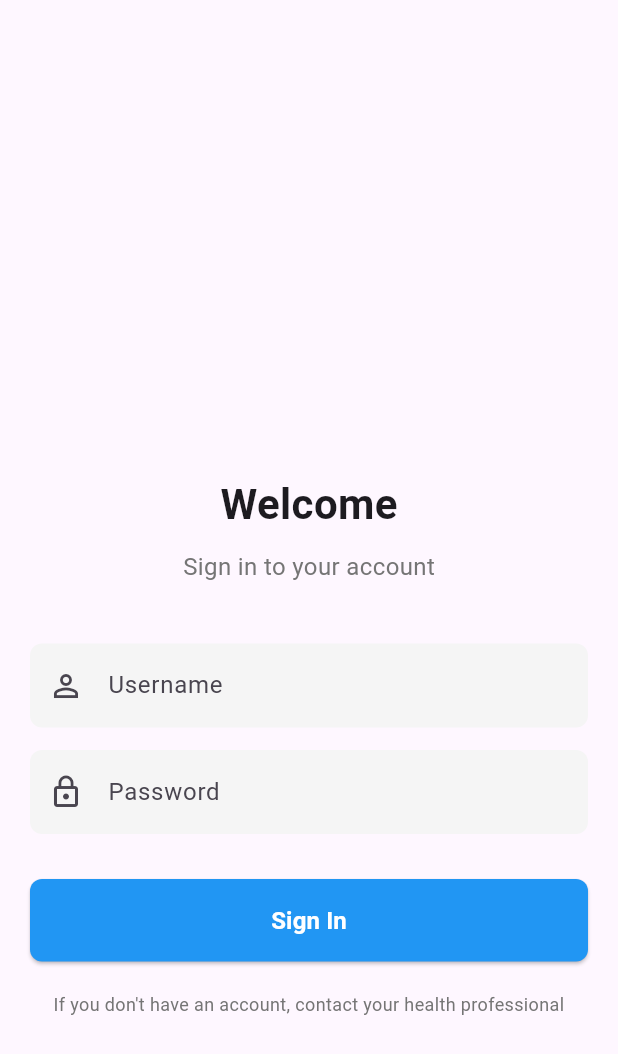
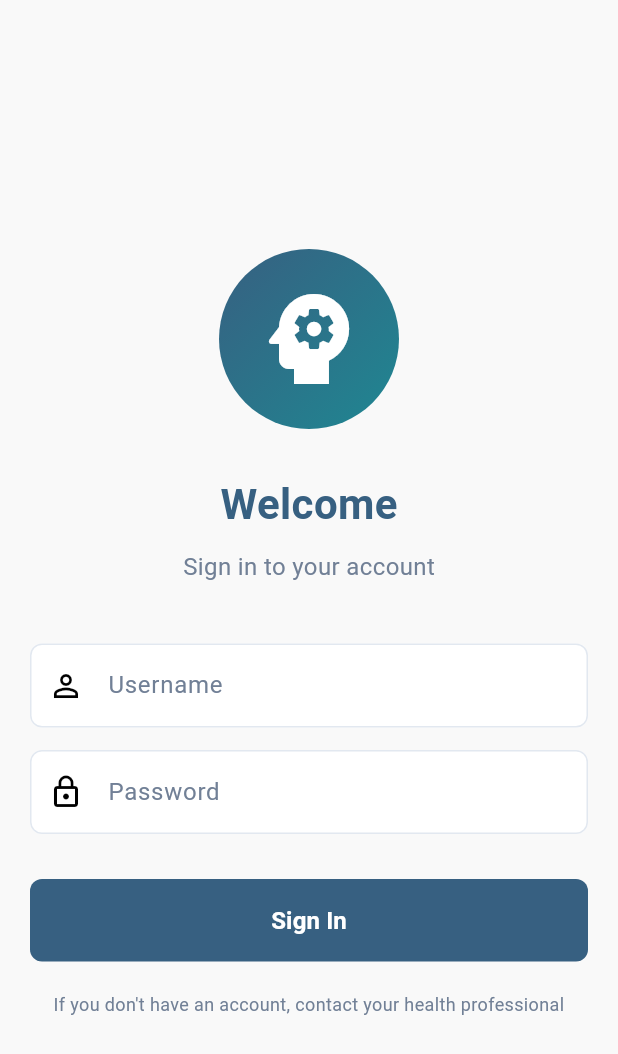
Before and after one commit to Mobile-Dev-upc/psymed-flutter, a Flutter app: the screen it shows after launch, on a phone screen of 412 x 824 dp. Shown: the top 1054 px of the screen. Run offline on Flutter 3.47's test engine with Material 3 defaults, Android fonts, the phone set to English and light mode, and no system bars; our stand-ins replace fl_chart; accounts and stored records are empty.

Commit message:
refactor: implement app color palette and update theme across screens

```diff
--- /dev/null
+++ b/lib/core/theme/app_colors.dart
@@ -0,0 +1,51 @@
+// lib/core/theme/app_colors.dart
+import 'package:flutter/material.dart';
+
+/// App color palette
+/// Ordered from darkest to lightest
+class AppColors {
+  // Primary color palette (darkest to lightest)
+  static const Color primary = Color(0xFF376081);      // Darkest
+  static const Color primaryMediumDark = Color(0xFF216B83);
+  static const Color primaryMedium = Color(0xFF1F8792);
+  static const Color primaryMediumLight = Color(0xFF45B5A9);
+  static const Color primaryLight = Color(0xFF8FF7C6); // Lightest
+
+  // Background colors
+  static const Color background = Color(0xFFF9F9F9);
+  static const Color cardBackground = Colors.white;
+
+  // Gradient combinations
+  static LinearGradient get primaryGradient => const LinearGradient(
+    colors: [primary, primaryMedium],
+    begin: Alignment.topLeft,
+    end: Alignment.bottomRight,
+  );
+
+  static LinearGradient get accentGradient => const LinearGradient(
+    colors: [primaryMedium, primaryMediumLight],
+    begin: Alignment.topLeft,
+    end: Alignment.bottomRight,
+  );
+
+  static LinearGradient get lightGradient => const LinearGradient(
+    colors: [primaryMediumLight, primaryLight],
+    begin: Alignment.topLeft,
+    end: Alignment.bottomRight,
+  );
+
+  // Text colors
+  static const Color textPrimary = Color(0xFF2D3748);
+  static const Color textSecondary = Color(0xFF718096);
+  static const Color textLight = Color(0xFFA0AEC0);
+
+  // Status colors
+  static const Color success = Color(0xFF48BB78);
+  static const Color error = Color(0xFFF56565);
+  static const Color warning = Color(0xFFED8936);
+  static const Color info = primaryMedium;
+
+  // Utility colors
+  static Color get shadowColor => primary.withOpacity(0.15);
+  static Color get dividerColor => const Color(0xFFE2E8F0);
+}
--- /dev/null
+++ b/lib/core/theme/app_theme.dart
@@ -0,0 +1,157 @@
+// lib/core/theme/app_theme.dart
+import 'package:flutter/material.dart';
+import 'app_colors.dart';
+
+class AppTheme {
+  static ThemeData get lightTheme {
+    return ThemeData(
+      useMaterial3: true,
+      colorScheme: ColorScheme.light(
+        primary: AppColors.primary,
+        secondary: AppColors.primaryMedium,
+        tertiary: AppColors.primaryMediumLight,
+        surface: AppColors.cardBackground,
+        error: AppColors.error,
+      ),
+      scaffoldBackgroundColor: AppColors.background,
+
+      // AppBar Theme
+      appBarTheme: const AppBarTheme(
+        backgroundColor: AppColors.cardBackground,
+        foregroundColor: AppColors.primary,
+        elevation: 0,
+        centerTitle: false,
+        titleTextStyle: TextStyle(
+          color: AppColors.primary,
+          fontSize: 20,
+          fontWeight: FontWeight.bold,
+        ),
+        iconTheme: IconThemeData(color: AppColors.primary),
+      ),
+
+      // Card Theme
+      cardTheme: CardThemeData(
+        color: AppColors.cardBackground,
+        elevation: 2,
+        shadowColor: AppColors.shadowColor,
+        shape: RoundedRectangleBorder(
+          borderRadius: BorderRadius.circular(12),
+        ),
+      ),
+
+      // Elevated Button Theme
+      elevatedButtonTheme: ElevatedButtonThemeData(
+        style: ElevatedButton.styleFrom(
+          backgroundColor: AppColors.primary,
+          foregroundColor: Colors.white,
+          elevation: 0,
+          padding: const EdgeInsets.symmetric(horizontal: 24, vertical: 12),
+          shape: RoundedRectangleBorder(
+            borderRadius: BorderRadius.circular(8),
+          ),
+        ),
+      ),
+
+      // Text Button Theme
+      textButtonTheme: TextButtonThemeData(
+        style: TextButton.styleFrom(
+          foregroundColor: AppColors.primary,
+        ),
+      ),
+
+      // Input Decoration Theme
+      inputDecorationTheme: InputDecorationTheme(
+        filled: true,
+        fillColor: AppColors.cardBackground,
+        border: OutlineInputBorder(
+          borderRadius: BorderRadius.circular(8),
+          borderSide: BorderSide(color: AppColors.dividerColor),
+        ),
+        enabledBorder: OutlineInputBorder(
+          borderRadius: BorderRadius.circular(8),
+          borderSide: BorderSide(color: AppColors.dividerColor),
+        ),
+        focusedBorder: OutlineInputBorder(
+          borderRadius: BorderRadius.circular(8),
+          borderSide: const BorderSide(color: AppColors.primary, width: 2),
+        ),
+        errorBorder: OutlineInputBorder(
+          borderRadius: BorderRadius.circular(8),
+          borderSide: const BorderSide(color: AppColors.error, width: 1),
+        ),
+        labelStyle: const TextStyle(color: AppColors.textSecondary),
+        hintStyle: const TextStyle(color: AppColors.textLight),
+      ),
+
+      // Bottom Navigation Bar Theme
+      bottomNavigationBarTheme: const BottomNavigationBarThemeData(
+        selectedItemColor: AppColors.primary,
+        unselectedItemColor: AppColors.textLight,
+        type: BottomNavigationBarType.fixed,
+        elevation: 8,
+      ),
+
+      // Progress Indicator Theme
+      progressIndicatorTheme: const ProgressIndicatorThemeData(
+        color: AppColors.primary,
+      ),
+
+      // Text Theme
+      textTheme: const TextTheme(
+        displayLarge: TextStyle(
+          color: AppColors.textPrimary,
+          fontWeight: FontWeight.bold,
+        ),
+        displayMedium: TextStyle(
+          color: AppColors.textPrimary,
+          fontWeight: FontWeight.bold,
+        ),
+        displaySmall: TextStyle(
+          color: AppColors.textPrimary,
+          fontWeight: FontWeight.bold,
+        ),
+        headlineLarge: TextStyle(
+          color: AppColors.textPrimary,
+          fontWeight: FontWeight.bold,
+        ),
+        headlineMedium: TextStyle(
+          color: AppColors.textPrimary,
+          fontWeight: FontWeight.bold,
+        ),
+        headlineSmall: TextStyle(
+          color: AppColors.textPrimary,
+          fontWeight: FontWeight.bold,
+        ),
+        titleLarge: TextStyle(
+          color: AppColors.textPrimary,
+          fontWeight: FontWeight.w600,
+        ),
+        titleMedium: TextStyle(
+          color: AppColors.textPrimary,
+          fontWeight: FontWeight.w600,
+        ),
+        titleSmall: TextStyle(
+          color: AppColors.textPrimary,
+          fontWeight: FontWeight.w600,
+        ),
+        bodyLarge: TextStyle(color: AppColors.textPrimary),
+        bodyMedium: TextStyle(color: AppColors.textPrimary),
+        bodySmall: TextStyle(color: AppColors.textSecondary),
+        labelLarge: TextStyle(color: AppColors.textPrimary),
+        labelMedium: TextStyle(color: AppColors.textSecondary),
+        labelSmall: TextStyle(color: AppColors.textLight),
+      ),
+
+      // Divider Theme
+      dividerTheme: DividerThemeData(
+        color: AppColors.dividerColor,
+        thickness: 1,
+      ),
+
+      // Icon Theme
+      iconTheme: const IconThemeData(
+        color: AppColors.primary,
+      ),
+    );
+  }
+}
--- a/lib/main.dart
+++ b/lib/main.dart
@@ -9,6 +9,7 @@ import 'package:trying_flutter/providers/task_provider.dart';
 import 'package:trying_flutter/providers/analytics_provider.dart';
 import 'providers/auth_provider.dart';
 import 'screens/login_screen.dart';
+import 'core/theme/app_theme.dart';
 
 void main() {
   runApp(const MyApp());
@@ -29,32 +30,9 @@ class MyApp extends StatelessWidget {
         ChangeNotifierProvider(create: (_) => AnalyticsProvider()),
       ],
       child: MaterialApp(
-        title: 'Mental Health App',
+        title: 'PsyMed',
         debugShowCheckedModeBanner: false,
-        theme: ThemeData(
-          primarySwatch: Colors.blue,
-          useMaterial3: true,
-          inputDecorationTheme: InputDecorationTheme(
-            filled: true,
-            fillColor: Colors.grey[100],
-            border: OutlineInputBorder(
-              borderRadius: BorderRadius.circular(8),
-              borderSide: BorderSide.none,
-            ),
-            enabledBorder: OutlineInputBorder(
-              borderRadius: BorderRadius.circular(8),
-              borderSide: BorderSide.none,
-            ),
-            focusedBorder: OutlineInputBorder(
-              borderRadius: BorderRadius.circular(8),
-              borderSide: const BorderSide(color: Colors.blue, width: 2),
-            ),
-            errorBorder: OutlineInputBorder(
-              borderRadius: BorderRadius.circular(8),
-              borderSide: const BorderSide(color: Colors.red, width: 1),
-            ),
-          ),
-        ),
+        theme: AppTheme.lightTheme,
         home: const LoginScreen(),
       ),
     );
--- a/lib/screens/analytics_screen.dart
+++ b/lib/screens/analytics_screen.dart
@@ -6,6 +6,7 @@ import '../providers/analytics_provider.dart';
 import '../providers/auth_provider.dart';
 import '../models/mood_state_model.dart';
 import '../models/biological_functions_model.dart';
+import '../core/theme/app_colors.dart';
 
 class AnalyticsScreen extends StatefulWidget {
   const AnalyticsScreen({super.key});
@@ -95,7 +96,7 @@ class _AnalyticsScreenState extends State<AnalyticsScreen> with SingleTickerProv
       builder: (context, analyticsProvider, child) {
         if (analyticsProvider.isLoading) {
           return Scaffold(
-            backgroundColor: Colors.grey[100],
+            backgroundColor: AppColors.background,
             body: const Center(child: CircularProgressIndicator()),
           );
         }
--- a/lib/screens/appointments_screen.dart
+++ b/lib/screens/appointments_screen.dart
@@ -5,6 +5,7 @@ import 'package:intl/intl.dart';
 import 'package:trying_flutter/models/session_model.dart';
 import '../providers/auth_provider.dart';
 import '../providers/session_provider.dart';
+import '../core/theme/app_colors.dart';
 
 class AppointmentsScreen extends StatefulWidget {
   const AppointmentsScreen({super.key});
@@ -57,7 +58,7 @@ class _AppointmentsScreenState extends State<AppointmentsScreen> {
       builder: (context, sessionProvider, child) {
         if (sessionProvider.isLoading) {
           return Scaffold(
-            backgroundColor: Colors.grey[100],
+            backgroundColor: AppColors.background,
             body: const Center(
               child: CircularProgressIndicator(),
             ),
@@ -66,7 +67,7 @@ class _AppointmentsScreenState extends State<AppointmentsScreen> {
 
         if (sessionProvider.errorMessage != null) {
           return Scaffold(
-            backgroundColor: Colors.grey[100],
+            backgroundColor: AppColors.background,
             body: Center(
               child: Padding(
                 padding: const EdgeInsets.all(20.0),
@@ -108,7 +109,7 @@ class _AppointmentsScreenState extends State<AppointmentsScreen> {
 
         if (!sessionProvider.hasSessions) {
           return Scaffold(
-            backgroundColor: Colors.grey[100],
+            backgroundColor: AppColors.background,
             body: Center(
               child: Padding(
                 padding: const EdgeInsets.all(20.0),
--- a/lib/screens/health_screen.dart
+++ b/lib/screens/health_screen.dart
@@ -4,6 +4,7 @@ import 'package:provider/provider.dart';
 import 'package:intl/intl.dart';
 import '../providers/auth_provider.dart';
 import '../providers/patient_report_provider.dart';
+import '../core/theme/app_colors.dart';
 
 class HealthScreen extends StatefulWidget {
   const HealthScreen({super.key});
@@ -159,7 +160,7 @@ class _HealthScreenState extends State<HealthScreen> {
         final hasReportedToday = reportProvider.hasReportedToday();
 
         return Scaffold(
-          backgroundColor: Colors.grey[100],
+          backgroundColor: AppColors.background,
           body: SingleChildScrollView(
             padding: const EdgeInsets.all(20),
             child: Column(
--- a/lib/screens/home_screen.dart
+++ b/lib/screens/home_screen.dart
@@ -1,4 +1,5 @@
 import 'package:flutter/material.dart';
+import '../core/theme/app_colors.dart';
 import 'appointments_screen.dart';
 import 'health_screen.dart';
 import 'medication_screen.dart';
@@ -43,10 +44,13 @@ class _HomeScreenState extends State<HomeScreen> {
       appBar: AppBar(
         title: Text(
           _getTitle(),
-          style: const TextStyle(fontWeight: FontWeight.bold),
+          style: const TextStyle(
+            fontWeight: FontWeight.bold,
+            color: AppColors.primary,
+          ),
         ),
-        backgroundColor: Colors.white,
-        foregroundColor: Colors.black,
+        backgroundColor: AppColors.cardBackground,
+        foregroundColor: AppColors.primary,
         elevation: 0,
         actions: [
           IconButton(
@@ -61,9 +65,11 @@ class _HomeScreenState extends State<HomeScreen> {
       bottomNavigationBar: BottomNavigationBar(
         currentIndex: _selectedIndex,
         onTap: _onItemTapped,
-        selectedItemColor: Colors.black,
-        unselectedItemColor: Colors.grey,
+        selectedItemColor: AppColors.primary,
+        unselectedItemColor: AppColors.textLight,
+        backgroundColor: AppColors.cardBackground,
         type: BottomNavigationBarType.fixed,
+        elevation: 8,
         items: const [
           BottomNavigationBarItem(
             icon: Icon(Icons.calendar_today),
--- a/lib/screens/login_screen.dart
+++ b/lib/screens/login_screen.dart
@@ -2,6 +2,7 @@
 import 'package:flutter/material.dart';
 import 'package:provider/provider.dart';
 import '../providers/auth_provider.dart';
+import '../core/theme/app_colors.dart';
 import 'home_screen.dart';
 
 class LoginScreen extends StatefulWidget {
@@ -51,6 +52,7 @@ class _LoginScreenState extends State<LoginScreen> {
   @override
   Widget build(BuildContext context) {
     return Scaffold(
+      backgroundColor: AppColors.background,
       body: SafeArea(
         child: Padding(
           padding: const EdgeInsets.all(20.0),
@@ -60,11 +62,18 @@ class _LoginScreenState extends State<LoginScreen> {
               mainAxisAlignment: MainAxisAlignment.center,
               children: [
                 const SizedBox(height: 20),
-                const Center(
-                  child: CircleAvatar(
-                    radius: 60,
-                    backgroundImage: AssetImage('assets/logo.png'),
-                    backgroundColor: Colors.transparent,
+                Center(
+                  child: Container(
+                    padding: const EdgeInsets.all(20),
+                    decoration: BoxDecoration(
+                      shape: BoxShape.circle,
+                      gradient: AppColors.primaryGradient,
+                    ),
+                    child: const Icon(
+                      Icons.psychology,
+                      size: 80,
+                      color: Colors.white,
+                    ),
                   ),
                 ),
                 const SizedBox(height: 30),
@@ -73,14 +82,15 @@ class _LoginScreenState extends State<LoginScreen> {
                   style: TextStyle(
                     fontSize: 28,
                     fontWeight: FontWeight.bold,
+                    color: AppColors.primary,
                   ),
                 ),
                 const SizedBox(height: 10),
-                Text(
+                const Text(
                   "Sign in to your account",
                   style: TextStyle(
                     fontSize: 16,
-                    color: Colors.grey[600],
+                    color: AppColors.textSecondary,
                   ),
                 ),
                 const SizedBox(height: 40),
@@ -123,10 +133,7 @@ class _LoginScreenState extends State<LoginScreen> {
                       width: double.infinity,
                       child: ElevatedButton(
                         style: ElevatedButton.styleFrom(
-                          backgroundColor: Colors.blue,
-                          shape: RoundedRectangleBorder(
-                            borderRadius: BorderRadius.circular(8),
-                          ),
+                          backgroundColor: AppColors.primary,
                           padding: const EdgeInsets.symmetric(vertical: 16),
                         ),
                         onPressed: authProvider.isLoading ? null : _handleLogin,
@@ -152,11 +159,11 @@ class _LoginScreenState extends State<LoginScreen> {
                   },
                 ),
                 const SizedBox(height: 20),
-                Text(
+                const Text(
                   "If you don't have an account, contact your health professional",
                   style: TextStyle(
                     fontSize: 12,
-                    color: Colors.grey[600],
+                    color: AppColors.textSecondary,
                   ),
                   textAlign: TextAlign.center,
                 ),
--- a/lib/screens/medication_screen.dart
+++ b/lib/screens/medication_screen.dart
@@ -3,6 +3,7 @@ import 'package:flutter/material.dart';
 import 'package:provider/provider.dart';
 import '../providers/auth_provider.dart';
 import '../providers/medication_provider.dart';
+import '../core/theme/app_colors.dart';
 
 class MedicationScreen extends StatefulWidget {
   const MedicationScreen({super.key});
@@ -38,7 +39,7 @@ class _MedicationScreenState extends State<MedicationScreen> {
       builder: (context, medicationProvider, child) {
         if (medicationProvider.isLoading) {
           return Scaffold(
-            backgroundColor: Colors.grey[100],
+            backgroundColor: AppColors.background,
             body: const Center(
               child: CircularProgressIndicator(),
             ),
@@ -47,7 +48,7 @@ class _MedicationScreenState extends State<MedicationScreen> {
 
         if (medicationProvider.errorMessage != null) {
           return Scaffold(
-            backgroundColor: Colors.grey[100],
+            backgroundColor: AppColors.background,
             body: Center(
               child: Padding(
                 padding: const EdgeInsets.all(20.0),
@@ -90,7 +91,7 @@ class _MedicationScreenState extends State<MedicationScreen> {
 
         if (!medicationProvider.hasMedications) {
           return Scaffold(
-            backgroundColor: Colors.grey[100],
+            backgroundColor: AppColors.background,
             body: Center(
               child: Padding(
                 padding: const EdgeInsets.all(20.0),
--- a/lib/screens/tasks_screen.dart
+++ b/lib/screens/tasks_screen.dart
@@ -4,6 +4,7 @@ import 'package:provider/provider.dart';
 import '../providers/task_provider.dart';
 import '../providers/auth_provider.dart';
 import '../models/task_model.dart';
+import '../core/theme/app_colors.dart';
 
 class TasksScreen extends StatefulWidget {
   const TasksScreen({super.key});
@@ -37,14 +38,14 @@ class _TasksScreenState extends State<TasksScreen> {
       builder: (context, taskProvider, child) {
         if (taskProvider.isLoading) {
           return Scaffold(
-            backgroundColor: Colors.grey[100],
+            backgroundColor: AppColors.background,
             body: const Center(child: CircularProgressIndicator()),
           );
         }
 
         if (taskProvider.error != null) {
           return Scaffold(
-            backgroundColor: Colors.grey[100],
+            backgroundColor: AppColors.background,
             body: Center(
               child: Column(
                 mainAxisAlignment: MainAxisAlignment.center,
@@ -82,7 +83,7 @@ class _TasksScreenState extends State<TasksScreen> {
 
         if (taskProvider.tasks.isEmpty) {
           return Scaffold(
-            backgroundColor: Colors.grey[100],
+            backgroundColor: AppColors.background,
             body: Center(
               child: Column(
                 mainAxisAlignment: MainAxisAlignment.center,
@@ -140,15 +141,11 @@ class _TasksScreenState extends State<TasksScreen> {
   Widget _buildProgressCard(TaskProvider taskProvider) {
     return Container(
       decoration: BoxDecoration(
-        gradient: const LinearGradient(
-          colors: [Color(0xFF667eea), Color(0xFF764ba2)],
-          begin: Alignment.topLeft,
-          end: Alignment.bottomRight,
-        ),
+        gradient: AppColors.primaryGradient,
         borderRadius: BorderRadius.circular(16),
         boxShadow: [
           BoxShadow(
-            color: const Color(0xFF667eea).withOpacity(0.3),
+            color: AppColors.shadowColor,
             blurRadius: 12,
             offset: const Offset(0, 6),
           ),
```
